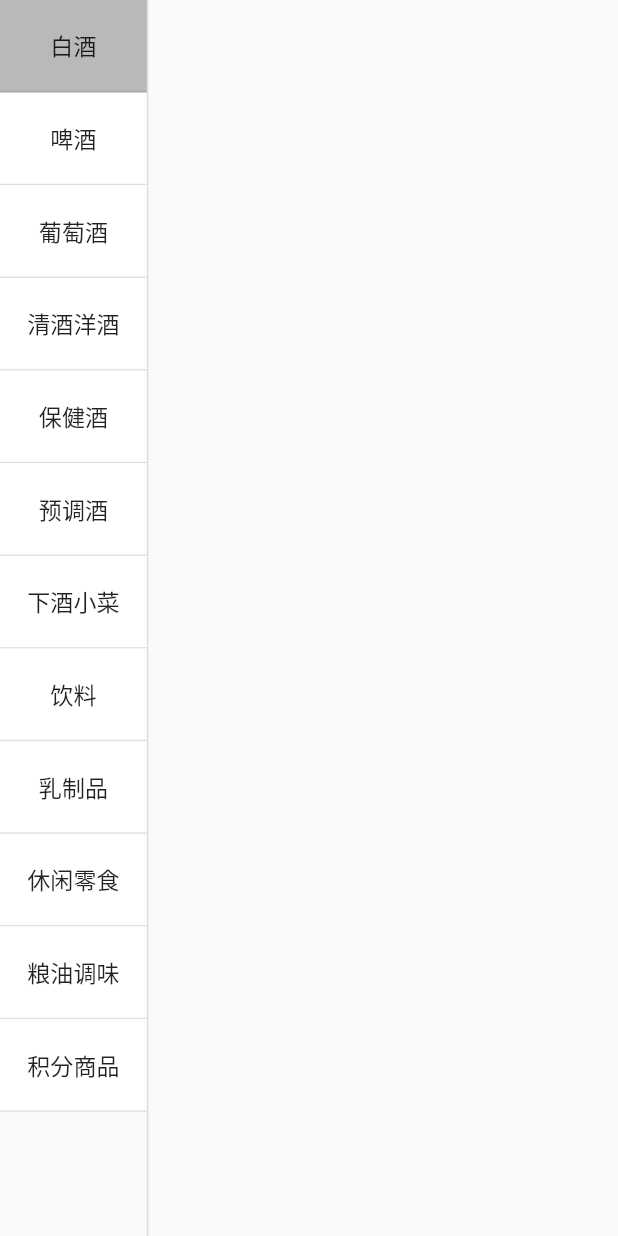
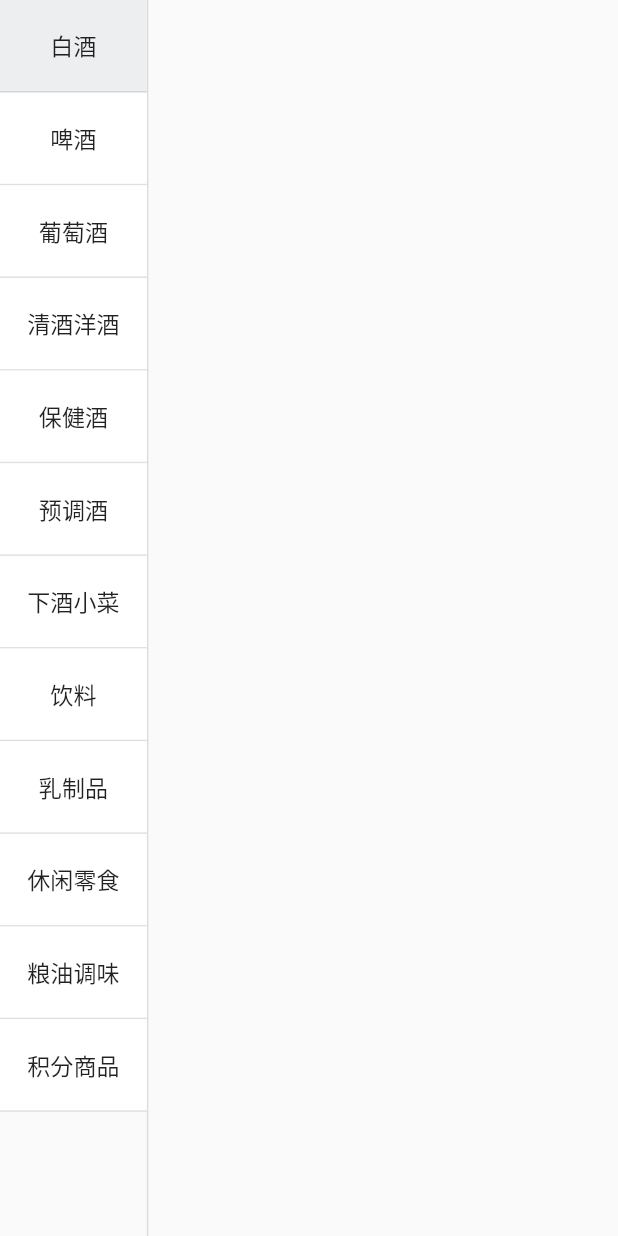
Before and after one commit to QInJ1995/flutter_shop, a Flutter app: the LeftCategoryNav widget shown alone on an empty page, opened directly, on a phone screen of 412 x 824 dp. Run offline on Flutter 3.47's test engine with Material 2 defaults, Android fonts, the phone set to English and light mode, and no system bars; our stand-ins replace dio, flutter_easyrefresh, flutter_screenutil, flutter_swiper; missing offline and left inert: provide; network calls fail; statements that could not run were skipped.

Commit message:
列表页BUG修复

```diff
--- a/lib/pages/category_page.dart
+++ b/lib/pages/category_page.dart
@@ -76,7 +76,7 @@ class _LeftCategoryNavState extends State<LeftCategoryNav> {
     isClick = (index == listIndex) ? true : false;
     return InkWell(
       onTap: () {
-        print('点击了商品分类导航${index}');
+        // print('点击了商品分类导航${index}');
         setState(() {
           listIndex = index;
         });
@@ -88,7 +88,7 @@ class _LeftCategoryNavState extends State<LeftCategoryNav> {
         // padding: EdgeInsets.only(left: 10.0, top: 20.0),
         alignment: Alignment.center,
         decoration: BoxDecoration(
-          color: isClick ? Colors.black26 : Colors.white,
+          color: isClick ? Color.fromRGBO(236, 238, 239, 1.0) : Colors.white,
           border: Border(
             bottom: BorderSide(width: 1.0, color: Colors.black12),
           ),
@@ -126,8 +126,8 @@ class _LeftCategoryNavState extends State<LeftCategoryNav> {
       });
       Provide.value<ChildCategory>(context)
           .getChildCategory(categoryList[0].bxMallSubDto);
-      print(categoryList[0].bxMallSubDto);
-      categoryList[0].bxMallSubDto.forEach((item) => print(item.mallSubName));
+      // print(categoryList[0].bxMallSubDto);
+      // categoryList[0].bxMallSubDto.forEach((item) => print(item.mallSubName));
       // list.data.forEach((item) => print(item.mallCategoryName));
     });
   }
```
Also changed, not shown: lib/provide/child_category.dart (+8 -2 lines).
